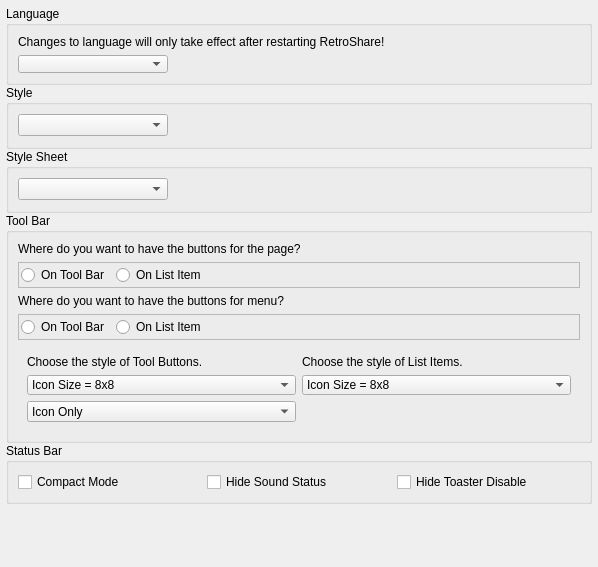
This is retroshare-gui/src/gui/settings/AppearancePage.ui in RetroShare/RetroShare as Qt 5 draws it before an edit. The edited form follows.
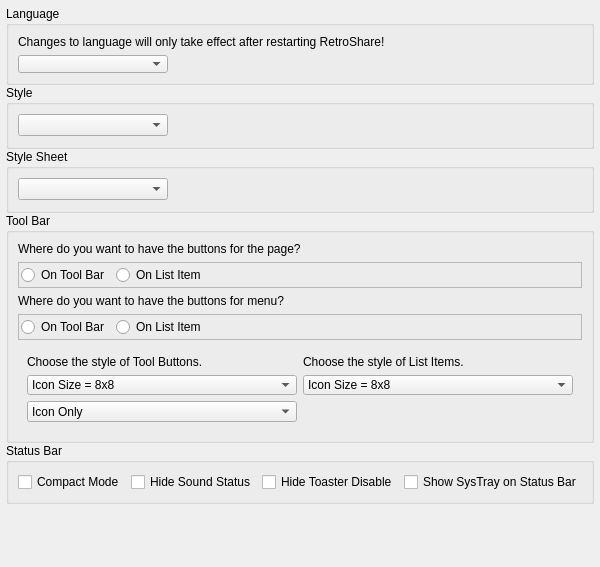
This is the edited form.

Commit message: added systray menu in status bar. Helps people without a systray (Patch form Phenom)

Patch:
```diff
--- a/retroshare-gui/src/gui/settings/AppearancePage.ui
+++ b/retroshare-gui/src/gui/settings/AppearancePage.ui
@@ -434,6 +434,13 @@
         </property>
        </widget>
       </item>
+      <item>
+       <widget class="QCheckBox" name="checkBoxShowSystrayOnStatus">
+        <property name="text">
+         <string>Show SysTray on Status Bar</string>
+        </property>
+       </widget>
+      </item>
      </layout>
     </widget>
    </item>
```
The commit also changes 6 other files.
